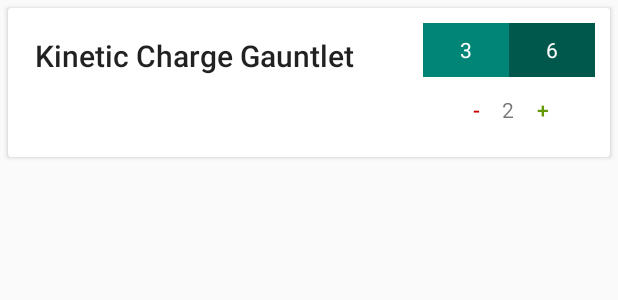
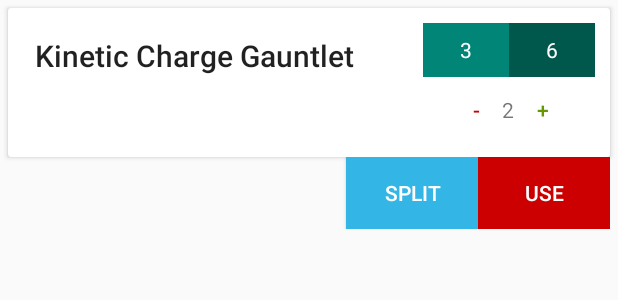
Before and after one commit to OmegaJak/ArtisanApp, an Android app: the layout creation_card.xml on its own in the app's theme, with its tools: preview values and no code run, on a phone screen of 412 x 824 dp. Shown: the top 300 px of the screen. Run offline under Robolectric (Android 15) with nearby library versions, the phone set to English and light mode, and no system bars; network calls fail.

Commit message:
Added buttons to use and split creations. Even more hackiness

```diff
--- a/app/src/main/res/layout/creation_card.xml
+++ b/app/src/main/res/layout/creation_card.xml
@@ -11,7 +11,10 @@
         android:layout_width="fill_parent"
         android:layout_height="wrap_content"
         android:layout_gravity="center"
-        android:layout_margin="5dp"
+        android:layout_marginLeft="5dp"
+        android:layout_marginTop="5dp"
+        android:layout_marginRight="5dp"
+        android:layout_marginBottom="0dp"
         android:clickable="true"
         android:foreground="?attr/selectableItemBackground"
         card_view:cardCornerRadius="2dp"
@@ -19,7 +22,8 @@
 
         <android.support.constraint.ConstraintLayout
             android:layout_width="fill_parent"
-            android:layout_height="fill_parent"
+            android:layout_height="wrap_content"
+            android:layout_weight="1"
             tools:layout_editor_absoluteX="10dp"
             tools:layout_editor_absoluteY="10dp">
 
@@ -151,7 +155,36 @@
                 card_view:layout_constraintTop_toBottomOf="@+id/creationName"></include>
 
         </android.support.constraint.ConstraintLayout>
+
     </android.support.v7.widget.CardView>
+
+    <android.support.constraint.ConstraintLayout
+        android:layout_width="fill_parent"
+        android:layout_height="0dp"
+        android:layout_weight="1"
+        android:elevation="5dp"
+        android:paddingRight="5dp">
+
+        <Button
+            android:id="@+id/useCreationButton"
+            android:layout_width="wrap_content"
+            android:layout_height="wrap_content"
+            android:background="@android:color/holo_red_dark"
+            android:text="Use"
+            android:textColor="@android:color/white"
+            card_view:layout_constraintEnd_toEndOf="parent"
+            card_view:layout_constraintTop_toTopOf="parent" />
+
+        <Button
+            android:id="@+id/splitCreationButton"
+            android:layout_width="wrap_content"
+            android:layout_height="wrap_content"
+            android:background="@android:color/holo_blue_light"
+            android:text="Split"
+            android:textColor="@android:color/white"
+            card_view:layout_constraintEnd_toStartOf="@+id/useCreationButton"
+            card_view:layout_constraintTop_toTopOf="parent" />
+    </android.support.constraint.ConstraintLayout>
 
 
 </LinearLayout>
```
Also changed, not shown: app/src/main/java/com/omegajak/artisanapp/CreationAdapter.kt (+36 -0 lines), app/src/main/java/com/omegajak/artisanapp/DailyCreationManager.kt (+7 -0 lines).
